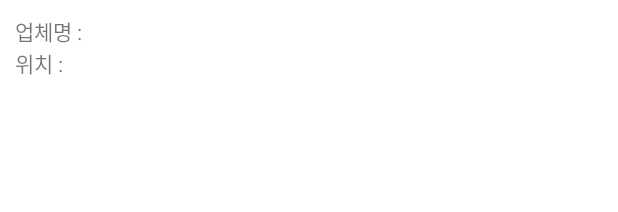
After one commit to IMDongH/Mobile_MechanicShop_Reservation, an Android app: the layout activity_search_list_view_items.xml on its own in the app's theme, with its tools: preview values and no code run, on a phone screen of 412 x 824 dp. The commit adds this screen. Shown: the top 212 px of the screen. Run offline under Robolectric (Android 15) with nearby library versions, the phone set to English and light mode, and no system bars.

Commit message:
검색창 구현중

```diff
--- /dev/null
+++ b/app/src/main/res/layout/activity_search_list_view_items.xml
@@ -0,0 +1,33 @@
+<RelativeLayout xmlns:android="http://schemas.android.com/apk/res/android"
+    android:id="@+id/search_item"
+    android:layout_width="fill_parent"
+    android:layout_height="fill_parent"
+    android:padding="10dp">
+
+    <TextView
+        android:id="@+id/Name"
+        android:layout_width="wrap_content"
+        android:layout_height="wrap_content"
+        android:text="업체명 : " />
+
+    <TextView
+        android:id="@+id/Name_name"
+        android:layout_width="wrap_content"
+        android:layout_height="wrap_content"
+        android:layout_toRightOf="@+id/Name" />
+
+    <TextView
+        android:id="@+id/Location"
+        android:layout_width="wrap_content"
+        android:layout_height="wrap_content"
+        android:text="위치 : "
+        android:layout_below="@+id/Name"/>
+
+    <TextView
+        android:id="@+id/Location_name"
+        android:layout_width="wrap_content"
+        android:layout_height="wrap_content"
+        android:layout_below="@+id/Name_name"
+        android:layout_toRightOf="@+id/Location" />
+
+</RelativeLayout>
```
Also changed, not shown: app/src/main/java/com/example/se_project/User/Search/SearchListViewAdapter.java (added, +112 -0 lines), app/src/main/java/com/example/se_project/User/Search/SearchTitleClass.java (added, +16 -0 lines), app/src/main/java/com/example/se_project/User/UserMainActivity.java (+71 -2 lines), app/src/main/res/layout/activity_search_fragment.xml (added, +23 -0 lines), app/src/main/res/menu/actionbar_menu.xml (added, +21 -0 lines), app/src/main/res/menu/bottom_menu.xml (added, +30 -0 lines), app/src/main/res/drawable-v24/ic_search.png (added), app/src/main/res/drawable/ic_search.png (added).
